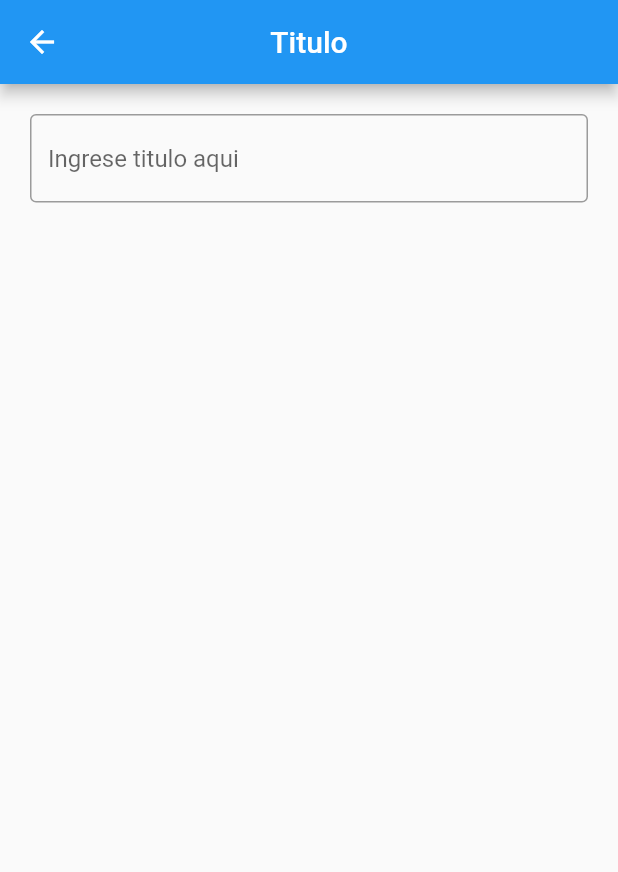
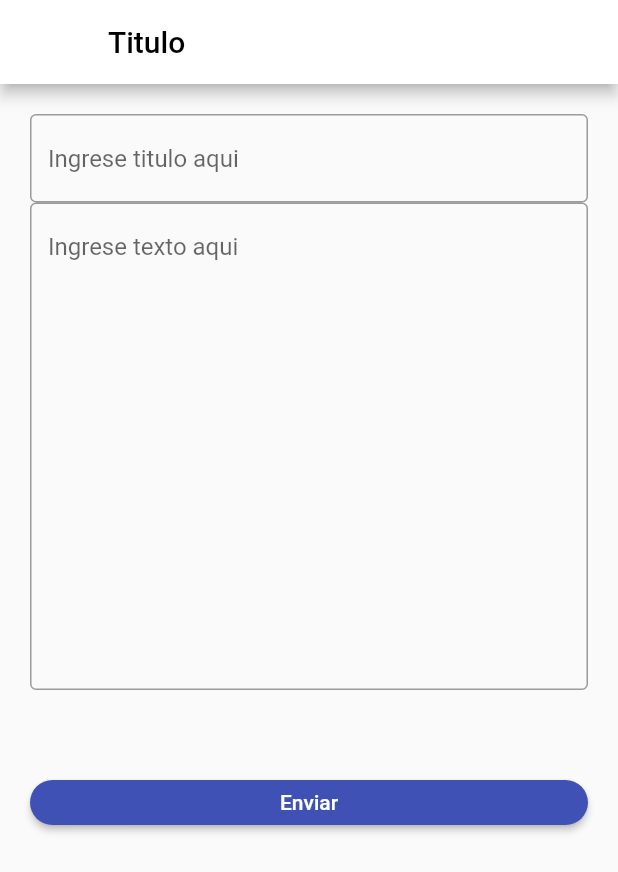
Before and after one commit to PamelaCarina/proyectoPAM, a Flutter app: the ingreso screen opened directly, on a phone screen of 412 x 824 dp. Shown: the top 872 px of the screen. Run offline on Flutter 3.47's test engine with Material 2 defaults, Android fonts, the phone set to English and light mode, and no system bars; our stand-ins replace cool_alert, fluttertoast, shared_preferences; accounts and stored records are empty.

Commit message:
commit final me voy a carretiar

```diff
--- a/lib/pages/ingreso.dart
+++ b/lib/pages/ingreso.dart
@@ -1,7 +1,7 @@
 import 'package:flutter/material.dart';
 import 'package:democlase3/services/ingresoService.dart';
 import 'supermensajes.dart';
-
+import 'package:fluttertoast/fluttertoast.dart';
 
 class ingreso extends StatefulWidget {
   @override
@@ -9,14 +9,16 @@ class ingreso extends StatefulWidget {
 }
 
 class _ingresoState extends State<ingreso>{
+
   TextEditingController tituloController= TextEditingController();
   TextEditingController descripcionController=TextEditingController();
   @override
   Widget build(BuildContext context){
+    const sizedBox = const SizedBox(height: 30);
     return Scaffold(
       appBar: AppBar(
-          centerTitle: true,
-          title: Text('Titulo'),
+          backgroundColor: Colors.white,
+          title: Text('Titulo',style:TextStyle(color:Colors.black)),
       ),
       body: Container(
         padding: EdgeInsets.all(20),
@@ -25,8 +27,42 @@ class _ingresoState extends State<ingreso>{
           TextField(
             decoration: InputDecoration(
               border: OutlineInputBorder(), hintText: 'Ingrese titulo aqui'),
-
+            controller: tituloController,
           ),
+          TextField(
+            minLines: 15,
+            keyboardType: TextInputType.multiline,
+            maxLines: null,
+            decoration: InputDecoration(
+                border: OutlineInputBorder(), hintText: 'Ingrese texto aqui'),
+            controller: descripcionController,
+          ),
+          sizedBox,
+          sizedBox,
+          SizedBox(
+              width: double.infinity,
+              height: 30,
+              child: ElevatedButton(
+                  style: ElevatedButton.styleFrom(
+                      primary: Colors.indigo, shape: StadiumBorder()),
+                  onPressed: () {
+                    if (tituloController.text.length == 0) {
+                      Fluttertoast.showToast(
+                          msg: "Ingrese un titulo valido",
+                          toastLength: Toast.LENGTH_SHORT,
+                          gravity: ToastGravity.CENTER,
+                          timeInSecForIosWeb: 1,
+                          backgroundColor: Colors.red,
+                          textColor: Colors.white,
+                          fontSize: 16.0);
+                    } else {
+                      IngresoService().validar(
+                          tituloController.text, descripcionController.text);
+                      Navigator.push(
+                          context, MaterialPageRoute(builder: (context) => supermensajes()));
+                    }
+                  },
+                  child: Text("Enviar"))),
         ],
         ),
       ),
@@ -34,12 +70,6 @@ class _ingresoState extends State<ingreso>{
 }
 
 
-  Future<void> validarMensaje(String titulo, String descripcion) async{
-    final response= await IngresoService().validar(titulo, descripcion);
-    if(response.statusCode==201){
-      Navigator.push(
-          context, MaterialPageRoute(builder: (context) => supermensajes()));
-    }
-  }
+
 
 }
--- /dev/null
+++ b/lib/postMensaje.dart
@@ -0,0 +1,29 @@
+import 'dart:convert';
+class postMensaje {
+  String login;
+  int id;
+  String titulo;
+  String texto;
+  String fecha;
+  postMensaje({required this.login,required this.id,required this.titulo,required this.texto,required this.fecha});
+
+  factory postMensaje.fromJson(Map json) {
+    return postMensaje(
+      login: json['login'],
+      id: json['id'],
+      titulo: json['titulo'],
+      texto: json['texto'],
+      fecha: json['fecha'],
+    );
+  }
+
+  Map toMap() {
+    var map = new Map();
+    map['titulo'] = titulo;
+    map['texto'] = texto;
+    map['id']=id;
+    map['fecha']=fecha;
+
+    return map;
+  }
+}
```
Also changed, not shown: lib/services/ingresoService.dart (+15 -5 lines).
